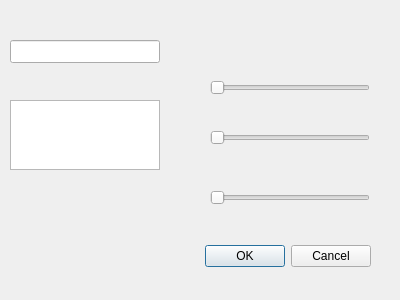
The window that colorwindowadd.ui (limalayla/PadID_Palette) describes before a commit, drawn with Qt 5.
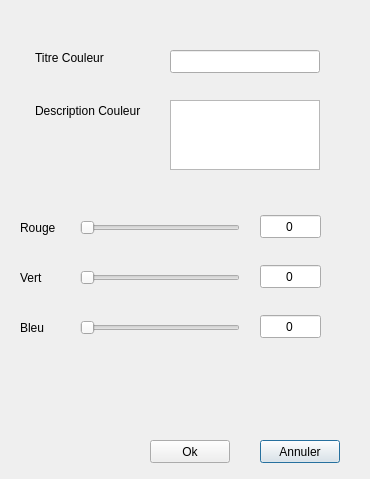
The same window after the commit.

Commit message: (Promesse en l'air) Les couleurs rajoutées en executions sont désormais récuperées et sauvegardées (+bug: SIGABRT quand appli quitté idkw)

Diff of the .ui file:
```diff
--- a/colorwindowadd.ui
+++ b/colorwindowadd.ui
@@ -6,34 +6,18 @@
    <rect>
     <x>0</x>
     <y>0</y>
-    <width>400</width>
-    <height>300</height>
+    <width>370</width>
+    <height>479</height>
    </rect>
   </property>
   <property name="windowTitle">
    <string>Dialog</string>
   </property>
-  <widget class="QDialogButtonBox" name="buttonBox">
+  <widget class="QLineEdit" name="in_titre">
    <property name="geometry">
     <rect>
-     <x>30</x>
-     <y>240</y>
-     <width>341</width>
-     <height>32</height>
-    </rect>
-   </property>
-   <property name="orientation">
-    <enum>Qt::Horizontal</enum>
-   </property>
-   <property name="standardButtons">
-    <set>QDialogButtonBox::Cancel|QDialogButtonBox::Ok</set>
-   </property>
-  </widget>
-  <widget class="QLineEdit" name="lineEdit">
-   <property name="geometry">
-    <rect>
-     <x>10</x>
-     <y>40</y>
+     <x>170</x>
+     <y>50</y>
      <width>150</width>
      <height>23</height>
     </rect>
@@ -42,7 +26,7 @@
   <widget class="QTextEdit" name="textEdit">
    <property name="geometry">
     <rect>
-     <x>10</x>
+     <x>170</x>
      <y>100</y>
      <width>150</width>
      <height>70</height>
@@ -52,8 +36,8 @@
   <widget class="QSlider" name="horizontalSlider">
    <property name="geometry">
     <rect>
-     <x>210</x>
-     <y>80</y>
+     <x>80</x>
+     <y>320</y>
      <width>160</width>
      <height>16</height>
     </rect>
@@ -68,8 +52,8 @@
   <widget class="QSlider" name="horizontalSlider_2">
    <property name="geometry">
     <rect>
-     <x>210</x>
-     <y>130</y>
+     <x>80</x>
+     <y>270</y>
      <width>160</width>
      <height>16</height>
     </rect>
@@ -84,8 +68,8 @@
   <widget class="QSlider" name="horizontalSlider_3">
    <property name="geometry">
     <rect>
-     <x>210</x>
-     <y>190</y>
+     <x>80</x>
+     <y>220</y>
      <width>160</width>
      <height>16</height>
     </rect>
@@ -97,6 +81,570 @@
     <enum>Qt::Horizontal</enum>
    </property>
   </widget>
+  <widget class="QPushButton" name="btn_annuler">
+   <property name="geometry">
+    <rect>
+     <x>260</x>
+     <y>440</y>
+     <width>80</width>
+     <height>23</height>
+    </rect>
+   </property>
+   <property name="text">
+    <string>Annuler</string>
+   </property>
+  </widget>
+  <widget class="QPushButton" name="btn_ok">
+   <property name="geometry">
+    <rect>
+     <x>150</x>
+     <y>440</y>
+     <width>80</width>
+     <height>23</height>
+    </rect>
+   </property>
+   <property name="text">
+    <string>Ok</string>
+   </property>
+  </widget>
+  <widget class="QLabel" name="label_titre">
+   <property name="geometry">
+    <rect>
+     <x>35</x>
+     <y>50</y>
+     <width>81</width>
+     <height>16</height>
+    </rect>
+   </property>
+   <property name="text">
+    <string>Titre Couleur</string>
+   </property>
+  </widget>
+  <widget class="QLabel" name="label_desc">
+   <property name="geometry">
+    <rect>
+     <x>35</x>
+     <y>100</y>
+     <width>121</width>
+     <height>21</height>
+    </rect>
+   </property>
+   <property name="text">
+    <string>Description Couleur</string>
+   </property>
+  </widget>
+  <widget class="QLabel" name="label_rouge">
+   <property name="geometry">
+    <rect>
+     <x>20</x>
+     <y>220</y>
+     <width>57</width>
+     <height>15</height>
+    </rect>
+   </property>
+   <property name="text">
+    <string>Rouge</string>
+   </property>
+  </widget>
+  <widget class="QLabel" name="label_vert">
+   <property name="geometry">
+    <rect>
+     <x>20</x>
+     <y>270</y>
+     <width>57</width>
+     <height>15</height>
+    </rect>
+   </property>
+   <property name="text">
+    <string>Vert</string>
+   </property>
+  </widget>
+  <widget class="QLabel" name="label_bleu">
+   <property name="geometry">
+    <rect>
+     <x>20</x>
+     <y>320</y>
+     <width>57</width>
+     <height>15</height>
+    </rect>
+   </property>
+   <property name="text">
+    <string>Bleu</string>
+   </property>
+  </widget>
+  <widget class="QLineEdit" name="in_rouge">
+   <property name="geometry">
+    <rect>
+     <x>260</x>
+     <y>215</y>
+     <width>61</width>
+     <height>23</height>
+    </rect>
+   </property>
+   <property name="text">
+    <string>0</string>
+   </property>
+   <property name="alignment">
+    <set>Qt::AlignCenter</set>
+   </property>
+  </widget>
+  <widget class="QLineEdit" name="in_vert">
+   <property name="geometry">
+    <rect>
+     <x>260</x>
+     <y>265</y>
+     <width>61</width>
+     <height>23</height>
+    </rect>
+   </property>
+   <property name="text">
+    <string>0</string>
+   </property>
+   <property name="alignment">
+    <set>Qt::AlignCenter</set>
+   </property>
+  </widget>
+  <widget class="QLineEdit" name="in_bleu">
+   <property name="geometry">
+    <rect>
+     <x>260</x>
+     <y>315</y>
+     <width>61</width>
+     <height>23</height>
+    </rect>
+   </property>
+   <property name="text">
+    <string>0</string>
+   </property>
+   <property name="alignment">
+    <set>Qt::AlignCenter</set>
+   </property>
+  </widget>
+  <widget class="QWidget" name="widget" native="true">
+   <property name="geometry">
+    <rect>
+     <x>140</x>
+     <y>360</y>
+     <width>71</width>
+     <height>61</height>
+    </rect>
+   </property>
+   <property name="palette">
+    <palette>
+     <active>
+      <colorrole role="WindowText">
+       <brush brushstyle="SolidPattern">
+        <color alpha="255">
+         <red>255</red>
+         <green>255</green>
+         <blue>255</blue>
+        </color>
+       </brush>
+      </colorrole>
+      <colorrole role="Button">
+       <brush brushstyle="SolidPattern">
+        <color alpha="255">
+         <red>0</red>
+         <green>0</green>
+         <blue>0</blue>
+        </color>
+       </brush>
+      </colorrole>
+      <colorrole role="Light">
+       <brush brushstyle="SolidPattern">
+        <color alpha="255">
+         <red>0</red>
+         <green>0</green>
+         <blue>0</blue>
+        </color>
+       </brush>
+      </colorrole>
+      <colorrole role="Midlight">
+       <brush brushstyle="SolidPattern">
+        <color alpha="255">
+         <red>0</red>
+         <green>0</green>
+         <blue>0</blue>
+        </color>
+       </brush>
+      </colorrole>
+      <colorrole role="Dark">
+       <brush brushstyle="SolidPattern">
+        <color alpha="255">
+         <red>0</red>
+         <green>0</green>
+         <blue>0</blue>
+        </color>
+       </brush>
+      </colorrole>
+      <colorrole role="Mid">
+       <brush brushstyle="SolidPattern">
+        <color alpha="255">
+         <red>0</red>
+         <green>0</green>
+         <blue>0</blue>
+        </color>
+       </brush>
+      </colorrole>
+      <colorrole role="Text">
+       <brush brushstyle="SolidPattern">
+        <color alpha="255">
+         <red>255</red>
+         <green>255</green>
+         <blue>255</blue>
+        </color>
+       </brush>
+      </colorrole>
+      <colorrole role="BrightText">
+       <brush brushstyle="SolidPattern">
+        <color alpha="255">
+         <red>255</red>
+         <green>255</green>
+         <blue>255</blue>
+        </color>
+       </brush>
+      </colorrole>
+      <colorrole role="ButtonText">
+       <brush brushstyle="SolidPattern">
+        <color alpha="255">
+         <red>255</red>
+         <green>255</green>
+         <blue>255</blue>
+        </color>
+       </brush>
+      </colorrole>
+      <colorrole role="Base">
+       <brush brushstyle="SolidPattern">
+        <color alpha="255">
+         <red>0</red>
+         <green>0</green>
+         <blue>0</blue>
+        </color>
+       </brush>
+      </colorrole>
+      <colorrole role="Window">
+       <brush brushstyle="SolidPattern">
+        <color alpha="255">
+         <red>0</red>
+         <green>0</green>
+         <blue>0</blue>
+        </color>
+       </brush>
+      </colorrole>
+      <colorrole role="Shadow">
+       <brush brushstyle="SolidPattern">
+        <color alpha="255">
+         <red>0</red>
+         <green>0</green>
+         <blue>0</blue>
+        </color>
+       </brush>
+      </colorrole>
+      <colorrole role="AlternateBase">
+       <brush brushstyle="SolidPattern">
+        <color alpha="255">
+         <red>0</red>
+         <green>0</green>
+         <blue>0</blue>
+        </color>
+       </brush>
+      </colorrole>
+      <colorrole role="ToolTipBase">
+       <brush brushstyle="SolidPattern">
+        <color alpha="255">
+         <red>255</red>
+         <green>255</green>
+         <blue>220</blue>
+        </color>
+       </brush>
+      </colorrole>
+      <colorrole role="ToolTipText">
+       <brush brushstyle="SolidPattern">
+        <color alpha="255">
+         <red>0</red>
+         <green>0</green>
+         <blue>0</blue>
+        </color>
+       </brush>
+      </colorrole>
+     </active>
+     <inactive>
+      <colorrole role="WindowText">
+       <brush brushstyle="SolidPattern">
+        <color alpha="255">
+         <red>255</red>
+         <green>255</green>
+         <blue>255</blue>
+        </color>
+       </brush>
+      </colorrole>
+      <colorrole role="Button">
+       <brush brushstyle="SolidPattern">
+        <color alpha="255">
+         <red>0</red>
+         <green>0</green>
+         <blue>0</blue>
+        </color>
+       </brush>
+      </colorrole>
+      <colorrole role="Light">
+       <brush brushstyle="SolidPattern">
+        <color alpha="255">
+         <red>0</red>
+         <green>0</green>
+         <blue>0</blue>
+        </color>
+       </brush>
+      </colorrole>
+      <colorrole role="Midlight">
+       <brush brushstyle="SolidPattern">
+        <color alpha="255">
+         <red>0</red>
+         <green>0</green>
+         <blue>0</blue>
+        </color>
+       </brush>
+      </colorrole>
+      <colorrole role="Dark">
+       <brush brushstyle="SolidPattern">
+        <color alpha="255">
+         <red>0</red>
+         <green>0</green>
+         <blue>0</blue>
+        </color>
+       </brush>
+      </colorrole>
+      <colorrole role="Mid">
+       <brush brushstyle="SolidPattern">
+        <color alpha="255">
+         <red>0</red>
+         <green>0</green>
+         <blue>0</blue>
+        </color>
+       </brush>
+      </colorrole>
+      <colorrole role="Text">
+       <brush brushstyle="SolidPattern">
+        <color alpha="255">
+         <red>255</red>
+         <green>255</green>
+         <blue>255</blue>
+        </color>
+       </brush>
+      </colorrole>
+      <colorrole role="BrightText">
+       <brush brushstyle="SolidPattern">
+        <color alpha="255">
+         <red>255</red>
+         <green>255</green>
+         <blue>255</blue>
+        </color>
+       </brush>
+      </colorrole>
+      <colorrole role="ButtonText">
+       <brush brushstyle="SolidPattern">
+        <color alpha="255">
+         <red>255</red>
+         <green>255</green>
+         <blue>255</blue>
+        </color>
+       </brush>
+      </colorrole>
+      <colorrole role="Base">
+       <brush brushstyle="SolidPattern">
+        <color alpha="255">
+         <red>0</red>
+         <green>0</green>
+         <blue>0</blue>
+        </color>
+       </brush>
+      </colorrole>
+      <colorrole role="Window">
+       <brush brushstyle="SolidPattern">
+        <color alpha="255">
+         <red>0</red>
+         <green>0</green>
+         <blue>0</blue>
+        </color>
+       </brush>
+      </colorrole>
+      <colorrole role="Shadow">
+       <brush brushstyle="SolidPattern">
+        <color alpha="255">
+         <red>0</red>
+         <green>0</green>
+         <blue>0</blue>
+        </color>
+       </brush>
+      </colorrole>
+      <colorrole role="AlternateBase">
+       <brush brushstyle="SolidPattern">
+        <color alpha="255">
+         <red>0</red>
+         <green>0</green>
+         <blue>0</blue>
+        </color>
+       </brush>
+      </colorrole>
+      <colorrole role="ToolTipBase">
+       <brush brushstyle="SolidPattern">
+        <color alpha="255">
+         <red>255</red>
+         <green>255</green>
+         <blue>220</blue>
+        </color>
+       </brush>
+      </colorrole>
+      <colorrole role="ToolTipText">
+       <brush brushstyle="SolidPattern">
+        <color alpha="255">
+         <red>0</red>
+         <green>0</green>
+         <blue>0</blue>
+        </color>
+       </brush>
+      </colorrole>
+     </inactive>
+     <disabled>
+      <colorrole role="WindowText">
+       <brush brushstyle="SolidPattern">
+        <color alpha="255">
+         <red>0</red>
+         <green>0</green>
+         <blue>0</blue>
+        </color>
+       </brush>
+      </colorrole>
+      <colorrole role="Button">
+       <brush brushstyle="SolidPattern">
+        <color alpha="255">
+         <red>0</red>
+         <green>0</green>
+         <blue>0</blue>
+        </color>
+       </brush>
+      </colorrole>
+      <colorrole role="Light">
+       <brush brushstyle="SolidPattern">
+        <color alpha="255">
+         <red>0</red>
+         <green>0</green>
+         <blue>0</blue>
+        </color>
+       </brush>
+      </colorrole>
+      <colorrole role="Midlight">
+       <brush brushstyle="SolidPattern">
+        <color alpha="255">
+         <red>0</red>
+         <green>0</green>
+         <blue>0</blue>
+        </color>
+       </brush>
+      </colorrole>
+      <colorrole role="Dark">
+       <brush brushstyle="SolidPattern">
+        <color alpha="255">
+         <red>0</red>
+         <green>0</green>
+         <blue>0</blue>
+        </color>
+       </brush>
+      </colorrole>
+      <colorrole role="Mid">
+       <brush brushstyle="SolidPattern">
+        <color alpha="255">
+         <red>0</red>
+         <green>0</green>
+         <blue>0</blue>
+        </color>
+       </brush>
+      </colorrole>
+      <colorrole role="Text">
+       <brush brushstyle="SolidPattern">
+        <color alpha="255">
+         <red>0</red>
+         <green>0</green>
+         <blue>0</blue>
+        </color>
+       </brush>
+      </colorrole>
+      <colorrole role="BrightText">
+       <brush brushstyle="SolidPattern">
+        <color alpha="255">
+         <red>255</red>
+         <green>255</green>
+         <blue>255</blue>
+        </color>
+       </brush>
+      </colorrole>
+      <colorrole role="ButtonText">
+       <brush brushstyle="SolidPattern">
+        <color alpha="255">
+         <red>0</red>
+         <green>0</green>
+         <blue>0</blue>
+        </color>
+       </brush>
+      </colorrole>
+      <colorrole role="Base">
+       <brush brushstyle="SolidPattern">
+        <color alpha="255">
+         <red>0</red>
+         <green>0</green>
+         <blue>0</blue>
+        </color>
+       </brush>
+      </colorrole>
+      <colorrole role="Window">
+       <brush brushstyle="SolidPattern">
+        <color alpha="255">
+         <red>0</red>
+         <green>0</green>
+         <blue>0</blue>
+        </color>
+       </brush>
+      </colorrole>
+      <colorrole role="Shadow">
+       <brush brushstyle="SolidPattern">
+        <color alpha="255">
+         <red>0</red>
+         <green>0</green>
+         <blue>0</blue>
+        </color>
+       </brush>
+      </colorrole>
+      <colorrole role="AlternateBase">
+       <brush brushstyle="SolidPattern">
+        <color alpha="255">
+         <red>0</red>
+         <green>0</green>
+         <blue>0</blue>
+        </color>
+       </brush>
+      </colorrole>
+      <colorrole role="ToolTipBase">
+       <brush brushstyle="SolidPattern">
+        <color alpha="255">
+         <red>255</red>
+         <green>255</green>
+         <blue>220</blue>
+        </color>
+       </brush>
+      </colorrole>
+      <colorrole role="ToolTipText">
+       <brush brushstyle="SolidPattern">
+        <color alpha="255">
+         <red>0</red>
+         <green>0</green>
+         <blue>0</blue>
+        </color>
+       </brush>
+      </colorrole>
+     </disabled>
+    </palette>
+   </property>
+  </widget>
  </widget>
  <resources/>
  <connections>
```
Left out of the diff: 45 changed lines with no effect on the pictures. The commit also changes 10 other files.
